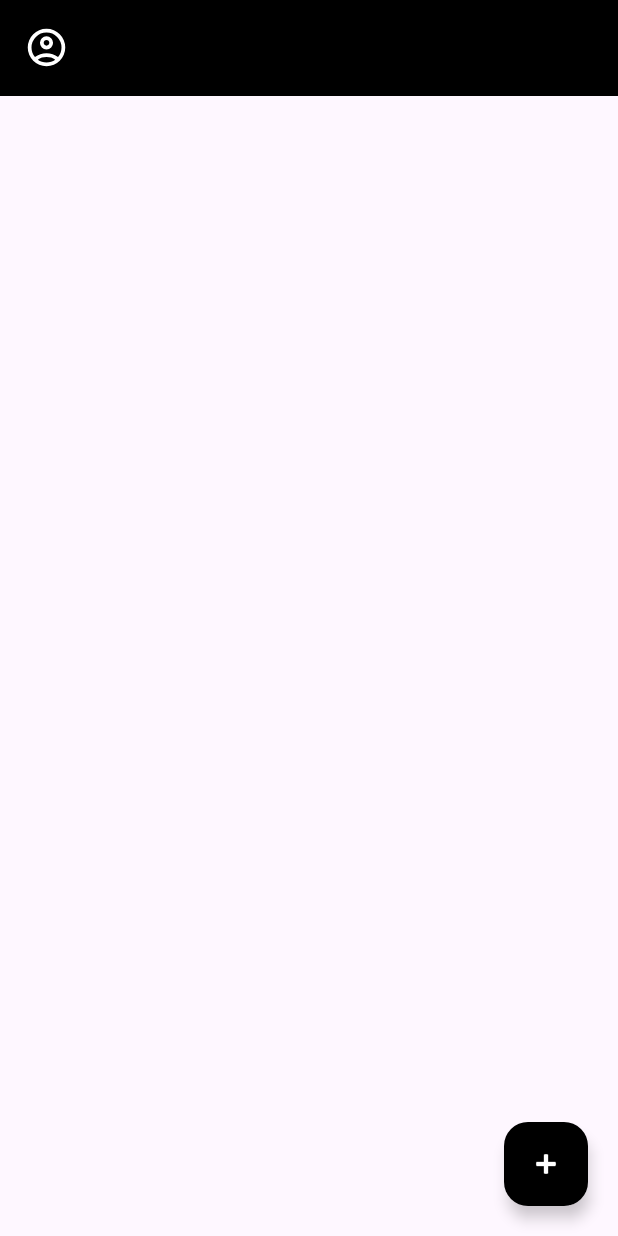
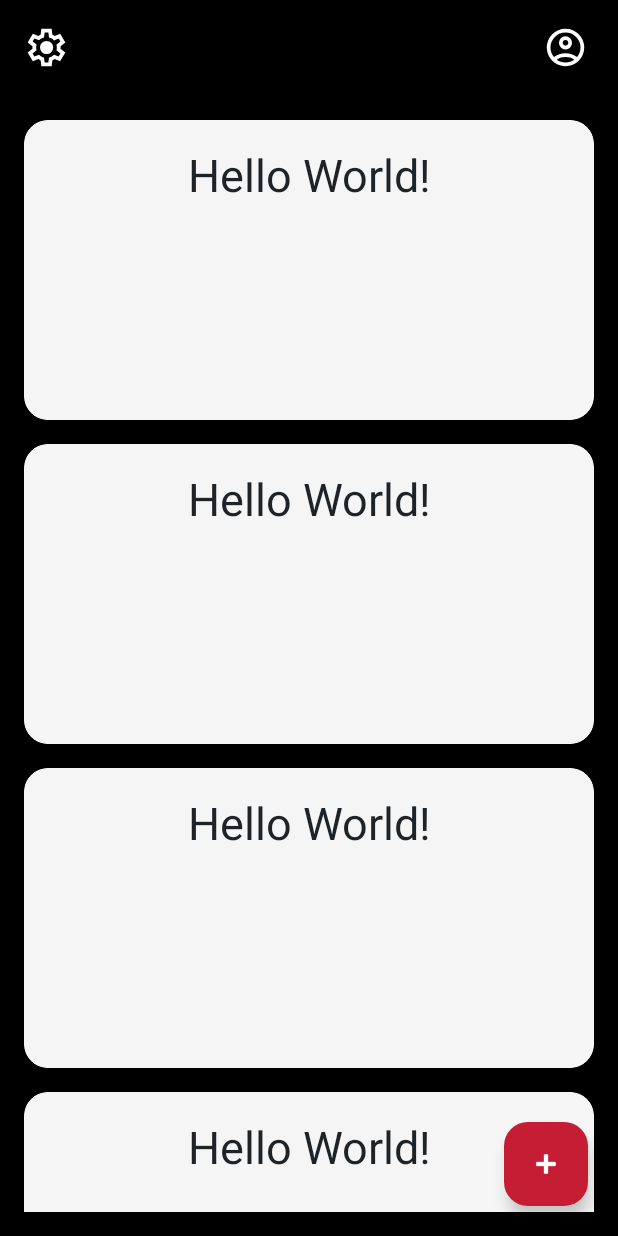
Before and after one commit to kris007iron/NotesFromTravels, an Android app: the screen it shows after launch (MainActivity), on a phone screen of 412 x 824 dp. Run offline under Robolectric (Android 15) with nearby library versions, the phone set to English and light mode, and no system bars.

Commit message:
theme setup + couple of icons

```diff
--- a/mobile/app/src/main/AndroidManifest.xml
+++ b/mobile/app/src/main/AndroidManifest.xml
@@ -13,7 +13,7 @@
         android:theme="@style/Theme.Travel_notes_mobile"
         tools:targetApi="31">
         <activity
-            android:name=".MainActivity"
+            android:name=".view.MainActivity"
             android:exported="true">
             <intent-filter>
                 <action android:name="android.intent.action.MAIN" />
--- a/mobile/app/src/main/java/com/example/travel_notes_mobile/MainActivity.java
+++ b/mobile/app/src/main/java/com/example/travel_notes_mobile/view/MainActivity.java
@@ -1,14 +1,9 @@
-package com.example.travel_notes_mobile;
+package com.example.travel_notes_mobile.view;
 
 import android.graphics.Color;
-import android.graphics.drawable.ColorDrawable;
 import android.os.Bundle;
 
-import androidx.activity.EdgeToEdge;
 import androidx.appcompat.app.AppCompatActivity;
-import androidx.core.graphics.Insets;
-import androidx.core.view.ViewCompat;
-import androidx.core.view.WindowInsetsCompat;
 
 import com.example.travel_notes_mobile.databinding.ActivityMainBinding;
 
@@ -21,5 +16,6 @@ public class MainActivity extends AppCompatActivity {
 
         binding = ActivityMainBinding.inflate(getLayoutInflater());
         setContentView(binding.getRoot());
+        getWindow().setStatusBarColor(Color.argb(255, 0, 0, 0));
     }
 }
--- /dev/null
+++ b/mobile/app/src/main/res/drawable/rounded_corners.xml
@@ -0,0 +1,10 @@
+<shape xmlns:android="http://schemas.android.com/apk/res/android">
+    <gradient
+        android:startColor="@color/light_primary"
+        android:endColor="@color/light_primary_variant"
+        android:angle="45" />
+    <corners android:radius="16dp" />
+    <padding android:left="8dp" android:top="8dp" android:right="8dp" android:bottom="8dp" />
+    <size android:width="200dp" android:height="200dp" />
+    <solid android:color="@color/light_primary" />
+</shape>
--- /dev/null
+++ b/mobile/app/src/main/res/drawable/search_24px.xml
@@ -0,0 +1,10 @@
+<vector xmlns:android="http://schemas.android.com/apk/res/android"
+    android:width="24dp"
+    android:height="24dp"
+    android:viewportWidth="960"
+    android:viewportHeight="960"
+    android:tint="?attr/colorControlNormal">
+  <path
+      android:fillColor="@android:color/white"
+      android:pathData="M784,840L532,588Q502,612 463,626Q424,640 380,640Q271,640 195.5,564.5Q120,489 120,380Q120,271 195.5,195.5Q271,120 380,120Q489,120 564.5,195.5Q640,271 640,380Q640,424 626,463Q612,502 588,532L840,784L784,840ZM380,560Q455,560 507.5,507.5Q560,455 560,380Q560,305 507.5,252.5Q455,200 380,200Q305,200 252.5,252.5Q200,305 200,380Q200,455 252.5,507.5Q305,560 380,560Z"/>
+</vector>
--- /dev/null
+++ b/mobile/app/src/main/res/drawable/settings_24px.xml
@@ -0,0 +1,10 @@
+<vector xmlns:android="http://schemas.android.com/apk/res/android"
+    android:width="24dp"
+    android:height="24dp"
+    android:viewportWidth="960"
+    android:viewportHeight="960"
+    android:tint="?attr/colorControlNormal">
+  <path
+      android:fillColor="@android:color/white"
+      android:pathData="M370,880L354,752Q341,747 329.5,740Q318,733 307,725L188,775L78,585L181,507Q180,500 180,493.5Q180,487 180,480Q180,473 180,466.5Q180,460 181,453L78,375L188,185L307,235Q318,227 330,220Q342,213 354,208L370,80L590,80L606,208Q619,213 630.5,220Q642,227 653,235L772,185L882,375L779,453Q780,460 780,466.5Q780,473 780,480Q780,487 780,493.5Q780,500 778,507L881,585L771,775L653,725Q642,733 630,740Q618,747 606,752L590,880L370,880ZM440,800L519,800L533,694Q564,686 590.5,670.5Q617,655 639,633L738,674L777,606L691,541Q696,527 698,511.5Q700,496 700,480Q700,464 698,448.5Q696,433 691,419L777,354L738,286L639,328Q617,305 590.5,289.5Q564,274 533,266L520,160L441,160L427,266Q396,274 369.5,289.5Q343,305 321,327L222,286L183,354L269,418Q264,433 262,448Q260,463 260,480Q260,496 262,511Q264,526 269,541L183,606L222,674L321,632Q343,655 369.5,670.5Q396,686 427,694L440,800ZM482,620Q540,620 581,579Q622,538 622,480Q622,422 581,381Q540,340 482,340Q423,340 382.5,381Q342,422 342,480Q342,538 382.5,579Q423,620 482,620ZM480,480L480,480Q480,480 480,480Q480,480 480,480L480,480L480,480L480,480Q480,480 480,480Q480,480 480,480Q480,480 480,480Q480,480 480,480L480,480L480,480L480,480Q480,480 480,480Q480,480 480,480L480,480L480,480L480,480Q480,480 480,480Q480,480 480,480L480,480L480,480L480,480Q480,480 480,480Q480,480 480,480Q480,480 480,480Q480,480 480,480L480,480L480,480L480,480Q480,480 480,480Q480,480 480,480L480,480Z"/>
+</vector>
--- a/mobile/app/src/main/res/layout/activity_main.xml
+++ b/mobile/app/src/main/res/layout/activity_main.xml
@@ -1,17 +1,22 @@
-<LinearLayout xmlns:android="http://schemas.android.com/apk/res/android"
+<FrameLayout xmlns:android="http://schemas.android.com/apk/res/android"
     xmlns:app="http://schemas.android.com/apk/res-auto"
     xmlns:tools="http://schemas.android.com/tools"
     android:id="@+id/main"
     android:layout_width="match_parent"
     android:layout_height="match_parent"
-    android:orientation="vertical"
-    tools:context=".MainActivity">
+    android:background="@color/primary"
+    tools:context=".view.MainActivity">
+
+    <LinearLayout
+        android:layout_width="match_parent"
+        android:layout_height="match_parent"
+        android:orientation="vertical">
 
         <androidx.appcompat.widget.Toolbar
             android:id="@+id/toolbar"
             android:layout_width="match_parent"
             android:layout_height="wrap_content"
-        android:background="@color/black"
+            android:background="@color/primary"
             android:elevation="4dp"
             android:theme="@style/ThemeOverlay.AppCompat.Dark.ActionBar"
             android:titleTextColor="@color/white">
@@ -19,14 +24,102 @@
             <ImageButton
                 android:layout_width="30dp"
                 android:layout_height="30dp"
+                android:layout_gravity="end"
+                android:layout_marginHorizontal="20dp"
                 android:background="@drawable/account_circle_24px"
                 android:contentDescription="@string/usericon" />
+            <ImageButton
+                android:layout_width="30dp"
+                android:layout_height="30dp"
+                android:background="@drawable/settings_24px"
+                />
 
         </androidx.appcompat.widget.Toolbar>
 
-    <FrameLayout
+        <ScrollView
             android:layout_width="match_parent"
-        android:layout_height="match_parent">
+            android:layout_height="0dp"
+            android:layout_weight="1"
+            android:padding="16dp">
+
+            <LinearLayout
+                android:layout_width="match_parent"
+                android:layout_height="wrap_content"
+                android:orientation="vertical">
+
+                <androidx.cardview.widget.CardView
+                    android:layout_width="match_parent"
+                    android:layout_height="wrap_content"
+                    android:layout_marginBottom="16dp"
+                    app:cardCornerRadius="16dp"
+                    app:cardElevation="8dp">
+
+                    <TextView
+                        android:layout_width="match_parent"
+                        android:layout_height="200dp"
+                        android:background="@drawable/rounded_corners"
+                        android:padding="16dp"
+                        android:text="Hello World!"
+                        android:textSize="30sp"
+                        android:textAlignment="center"
+                        android:textColor="@color/text" />
+                </androidx.cardview.widget.CardView>
+                <androidx.cardview.widget.CardView
+                    android:layout_width="match_parent"
+                    android:layout_height="wrap_content"
+                    android:layout_marginBottom="16dp"
+                    app:cardCornerRadius="16dp"
+                    app:cardElevation="8dp">
+
+                    <TextView
+                        android:layout_width="match_parent"
+                        android:layout_height="200dp"
+                        android:background="@drawable/rounded_corners"
+                        android:padding="16dp"
+                        android:text="Hello World!"
+                        android:textSize="30sp"
+                        android:textAlignment="center"
+                        android:textColor="@color/text" />
+                </androidx.cardview.widget.CardView>
+                <androidx.cardview.widget.CardView
+                    android:layout_width="match_parent"
+                    android:layout_height="wrap_content"
+                    android:layout_marginBottom="16dp"
+                    app:cardCornerRadius="16dp"
+                    app:cardElevation="8dp">
+
+                    <TextView
+                        android:layout_width="match_parent"
+                        android:layout_height="200dp"
+                        android:background="@drawable/rounded_corners"
+                        android:padding="16dp"
+                        android:text="Hello World!"
+                        android:textSize="30sp"
+                        android:textAlignment="center"
+                        android:textColor="@color/text" />
+                </androidx.cardview.widget.CardView>
+                <androidx.cardview.widget.CardView
+                    android:layout_width="match_parent"
+                    android:layout_height="wrap_content"
+                    android:layout_marginBottom="16dp"
+                    app:cardCornerRadius="16dp"
+                    app:cardElevation="8dp">
+
+                    <TextView
+                        android:layout_width="match_parent"
+                        android:layout_height="200dp"
+                        android:background="@drawable/rounded_corners"
+                        android:padding="16dp"
+                        android:text="Hello World!"
+                        android:textSize="30sp"
+                        android:textAlignment="center"
+                        android:textColor="@color/text" />
+                </androidx.cardview.widget.CardView>
+
+
+            </LinearLayout>
+        </ScrollView>
+    </LinearLayout>
 
     <com.google.android.material.floatingactionbutton.FloatingActionButton
         android:id="@+id/fab"
@@ -36,9 +129,7 @@
         android:src="@android:drawable/ic_input_add"
         android:layout_gravity="bottom|end"
         android:layout_margin="20dp"
-            app:backgroundTint="@color/black"
+        app:backgroundTint="@color/light_primary_variant"
         app:tint="@color/white" />
 
 </FrameLayout>
-
-</LinearLayout>
--- a/mobile/app/src/main/res/values-night/themes.xml
+++ b/mobile/app/src/main/res/values-night/themes.xml
@@ -3,8 +3,11 @@
     <style name="Base.Theme.Travel_notes_mobile" parent="Theme.Material3.DayNight.NoActionBar">
         <!-- Customize your dark theme here. -->
         <!-- <item name="colorPrimary">@color/my_dark_primary</item> -->
-        <item name="colorPrimary">#0077B6</item>
-        <item name="colorPrimaryVariant">#005F8A</item>
-        <item name="colorOnPrimary">#000000</item>
+<!--        <item name="colorPrimary">#0077B6</item>-->
+<!--        <item name="colorPrimaryVariant">#005F8A</item>-->
+<!--        <item name="colorOnPrimary">#000000</item>-->
+        <item name="colorOnPrimary">#446063</item>
+        <item name="colorPrimaryVariant">#CCD4DD</item>
+        <item name="colorPrimary">#141E1D</item>
     </style>
 </resources>
--- a/mobile/app/src/main/res/values/colors.xml
+++ b/mobile/app/src/main/res/values/colors.xml
@@ -2,4 +2,23 @@
 <resources>
     <color name="black">#FF000000</color>
     <color name="white">#FFFFFFFF</color>
+<!--    <color name="primary">#141E1D</color>-->
+<!--    <color name="light_primary">#446063</color>-->
+<!--    <color name="light_primary_variant">#CDD4DD</color>-->
+
+
+<!--    <color name="primary">#01052B</color>-->
+<!--    <color name="light_primary">#153888</color>-->
+<!--    <color name="light_primary_variant">#D5BBC6</color>-->
+
+<!--    <color name="primary">#221C0F</color>-->
+<!--    <color name="light_primary">#967959</color>-->
+<!--    <color name="light_primary_variant">#FBE4BD</color>-->
+
+    <color name="primary">#000000</color>
+    <color name="light_primary">#F5F5F5</color>
+    <color name="light_primary_variant">#C51D34</color>
+
+    <color name="text">#1E2328</color>
+
 </resources>
--- a/mobile/app/src/main/res/values/strings.xml
+++ b/mobile/app/src/main/res/values/strings.xml
@@ -4,4 +4,5 @@
     <string name="edit_note">Edit Note</string>
     <string name="usericon">UserIcon</string>
     <string name="floating_action_button">Floating Action Button</string>
+    <string name="searchicon" />
 </resources>
```
Lines whose indentation alone changed are shown as unchanged.
